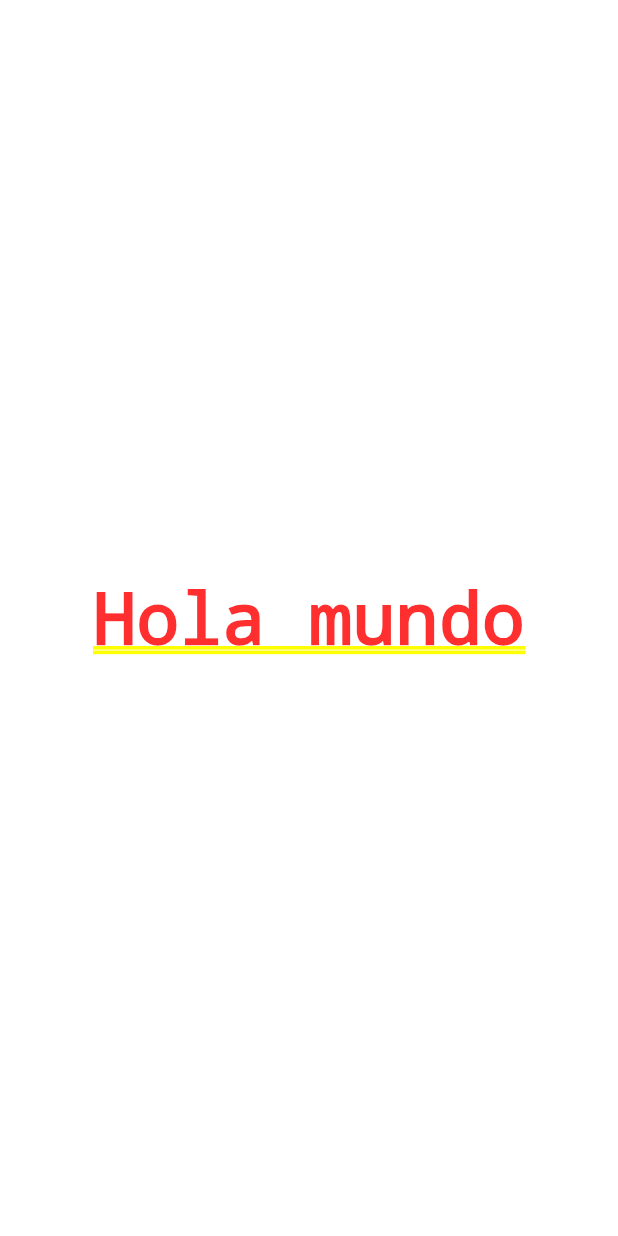
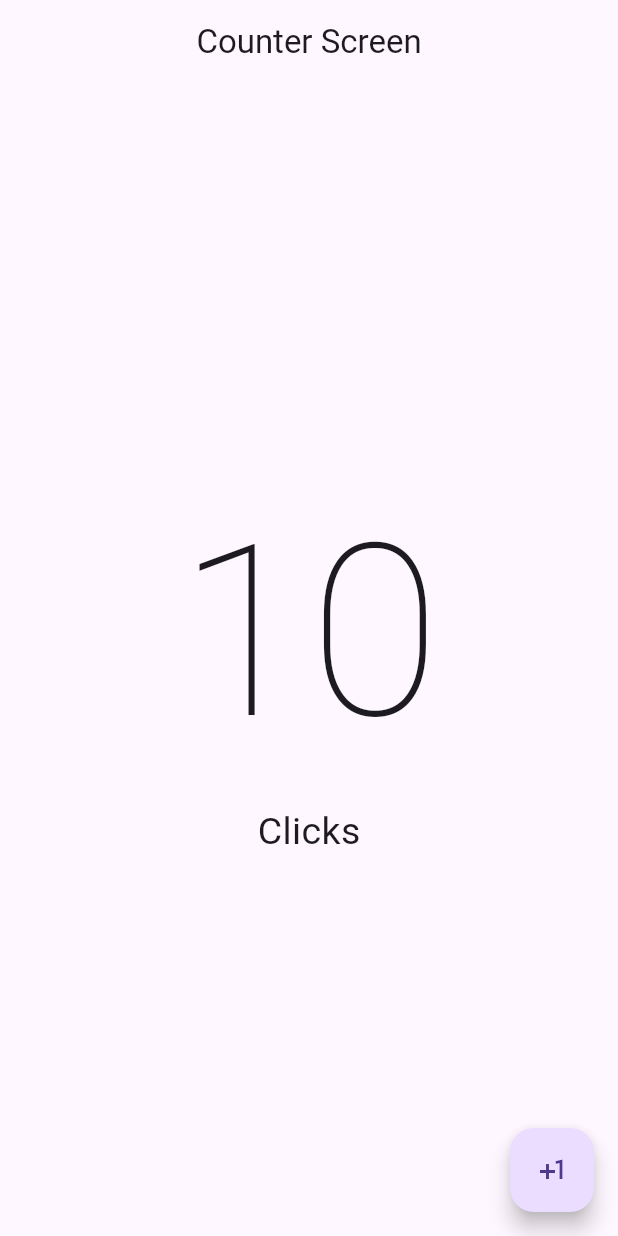
Before and after one commit to Edwinmg27/hello_world_app, a Flutter app: the screen it shows after launch, on a phone screen of 412 x 824 dp. Run offline on Flutter 3.47's test engine with Material 3 defaults, Android fonts, the phone set to English and light mode, and no system bars.

Commit message:
add widget counter screen

```diff
--- a/lib/main.dart
+++ b/lib/main.dart
@@ -1,17 +1,20 @@
 import 'package:flutter/material.dart';
+import 'package:hello_world_app/widgets/counter_screen.dart';
 
 // Toda aplicacion de flutter tiene en su main una ejecucion de un widget inicial, entiendase de widget inicial como nuestra aplicacion como tal. eso se ejecuta con una funcion que se llama runApp(); la funcion  importara el package material.dart
 void main() {
-  runApp(MyApp()); // runApp pedira un widget, cuando miramos que algo recibe un widget literalmente puede ser cualquier widget
+  runApp(
+      const MyApp()); // runApp pedira un widget, cuando miramos que algo recibe un widget literalmente puede ser cualquier widget
 }
 
 class MyApp extends StatelessWidget {
+  const MyApp({super.key});
+
   @override
   Widget build(BuildContext context) {
-    return MaterialApp(
+    return const MaterialApp(
       debugShowCheckedModeBanner: false,
-      home: Center(child: Text('Hola mundo')), // center widget se encarga de centrar su hijo en las dimensiones disponibles del padre.
+      home: CounterScreen(),
     );
   }
-
 }
--- /dev/null
+++ b/lib/widgets/counter_screen.dart
@@ -0,0 +1,27 @@
+import 'package:flutter/material.dart';
+
+class CounterScreen extends StatelessWidget {
+  const CounterScreen({super.key});
+
+  @override
+  Widget build(BuildContext context) {
+    return Scaffold(
+      appBar: AppBar(
+        title: const Text('Counter Screen'),
+        centerTitle: true,
+      ),
+      body: const Center(
+        child: Column(
+          mainAxisAlignment: MainAxisAlignment.center,
+          children: [
+            Text('10',
+                style: TextStyle(fontSize: 160, fontWeight: FontWeight.w100)),
+            Text('Clicks', style: TextStyle(fontSize: 25))
+          ],
+        ),
+      ), // center widget se encarga de centrar su hijo en las dimensiones disponibles del padre.
+      floatingActionButton: FloatingActionButton(
+          onPressed: () {}, child: const Icon(Icons.plus_one)),
+    ); // El home de MaterialApp sera un Scaffold
+  }
+}
```
